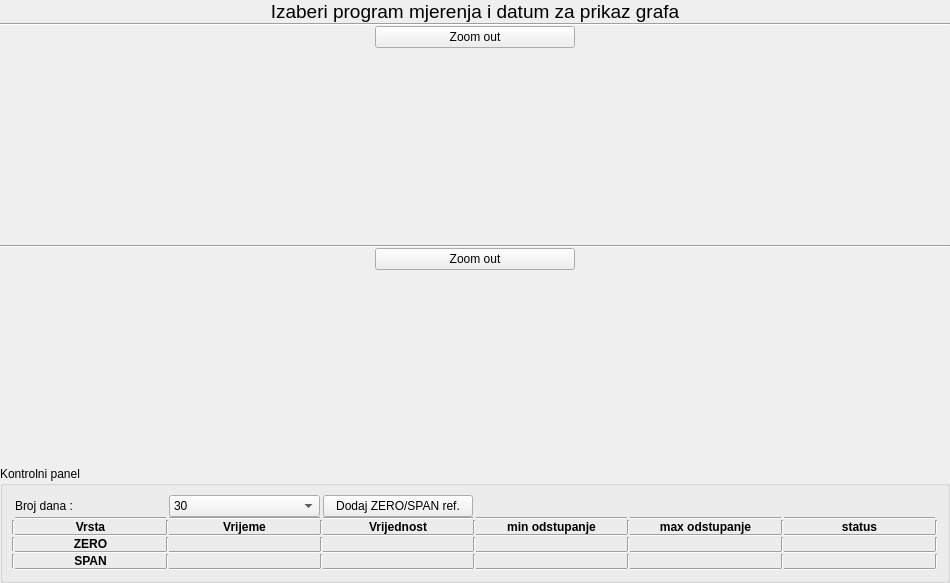
This is app/view/ui_files/zero_span_panel.ui in kluksa/kontrola-podataka as Qt 5 draws it before an edit. The edited form follows.
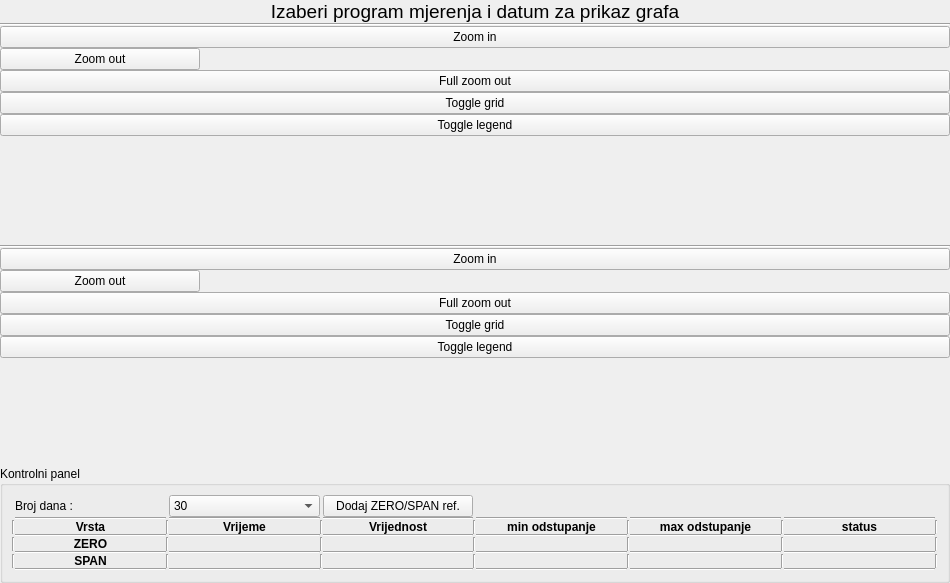
This is the edited form.

The edit to the form file:
```diff
--- a/app/view/ui_files/zero_span_panel.ui
+++ b/app/view/ui_files/zero_span_panel.ui
@@ -52,6 +52,13 @@
     <layout class="QHBoxLayout" name="horizontalLayout">
      <item>
       <layout class="QVBoxLayout" name="verticalLayout_3">
+       <item>
+        <widget class="QPushButton" name="zoomInSpan">
+         <property name="text">
+          <string>Zoom in</string>
+         </property>
+        </widget>
+       </item>
        <item>
         <widget class="QPushButton" name="zoomOutSpan">
          <property name="sizePolicy">
@@ -71,6 +78,33 @@
          </property>
         </widget>
        </item>
+       <item>
+        <widget class="QPushButton" name="zoomOutSpanFull">
+         <property name="text">
+          <string>Full zoom out</string>
+         </property>
+        </widget>
+       </item>
+       <item>
+        <widget class="QPushButton" name="toggleGridSpan">
+         <property name="text">
+          <string>Toggle grid</string>
+         </property>
+         <property name="checkable">
+          <bool>true</bool>
+         </property>
+        </widget>
+       </item>
+       <item>
+        <widget class="QPushButton" name="toggleLegendSpan">
+         <property name="text">
+          <string>Toggle legend</string>
+         </property>
+         <property name="checkable">
+          <bool>true</bool>
+         </property>
+        </widget>
+       </item>
        <item>
         <spacer name="verticalSpacer">
          <property name="orientation">
@@ -109,6 +143,13 @@
     <layout class="QHBoxLayout" name="horizontalLayout_2">
      <item>
       <layout class="QVBoxLayout" name="verticalLayout_4">
+       <item>
+        <widget class="QPushButton" name="zoomInZero">
+         <property name="text">
+          <string>Zoom in</string>
+         </property>
+        </widget>
+       </item>
        <item>
         <widget class="QPushButton" name="zoomOutZero">
          <property name="sizePolicy">
@@ -128,6 +169,33 @@
          </property>
         </widget>
        </item>
+       <item>
+        <widget class="QPushButton" name="zoomOutZeroFull">
+         <property name="text">
+          <string>Full zoom out</string>
+         </property>
+        </widget>
+       </item>
+       <item>
+        <widget class="QPushButton" name="toggleGridZero">
+         <property name="text">
+          <string>Toggle grid</string>
+         </property>
+         <property name="checkable">
+          <bool>true</bool>
+         </property>
+        </widget>
+       </item>
+       <item>
+        <widget class="QPushButton" name="toggleLegendZero">
+         <property name="text">
+          <string>Toggle legend</string>
+         </property>
+         <property name="checkable">
+          <bool>true</bool>
+         </property>
+        </widget>
+       </item>
        <item>
         <spacer name="verticalSpacer_2">
          <property name="orientation">
```
